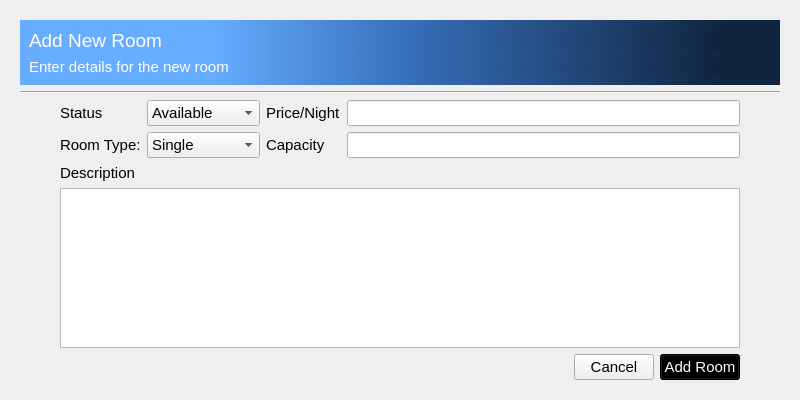
euuii/StayBook, file crud_dialog.ui: the form before one commit.
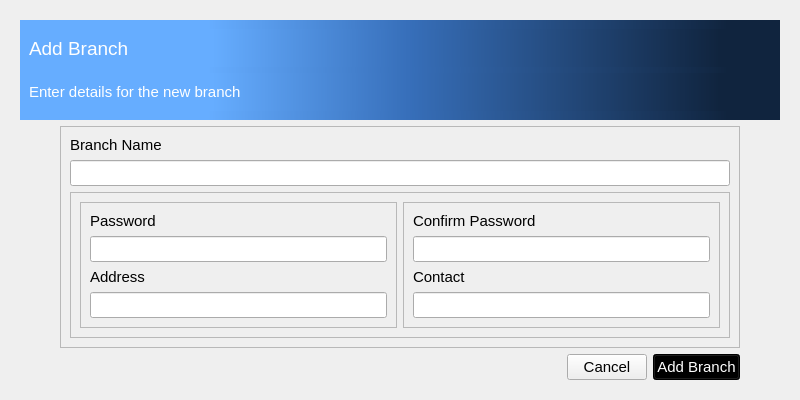
The form after the commit.

Patch:
```diff
--- a/crud_dialog.ui
+++ b/crud_dialog.ui
@@ -31,7 +31,7 @@
   <property name="windowTitle">
    <string>Dialog</string>
   </property>
-  <layout class="QVBoxLayout" name="verticalLayout_17">
+  <layout class="QVBoxLayout" name="verticalLayout_28">
    <item>
     <widget class="QStackedWidget" name="stackedWidget">
      <property name="font">
@@ -40,7 +40,7 @@
       </font>
      </property>
      <property name="currentIndex">
-      <number>1</number>
+      <number>4</number>
      </property>
      <widget class="QWidget" name="roomedit_page">
       <layout class="QVBoxLayout" name="verticalLayout_6">
@@ -1118,6 +1118,494 @@
        </item>
       </layout>
      </widget>
+     <widget class="QWidget" name="branchadd_page">
+      <layout class="QVBoxLayout" name="verticalLayout_18">
+       <item>
+        <widget class="QFrame" name="header_5">
+         <property name="styleSheet">
+          <string notr="true">background-color: qlineargradient(spread:pad, x1:0, y1:0, x2:0.931, y2:0, stop:0.265957 rgba(102, 173, 255, 255), stop:0.547872 rgba(55, 111, 186, 255), stop:1 rgba(16, 36, 62, 255));
+color: rgb(255, 255, 255);
+border: None;
+</string>
+         </property>
+         <property name="frameShape">
+          <enum>QFrame::Shape::StyledPanel</enum>
+         </property>
+         <property name="frameShadow">
+          <enum>QFrame::Shadow::Raised</enum>
+         </property>
+         <layout class="QVBoxLayout" name="verticalLayout_17">
+          <item>
+           <widget class="QLabel" name="label_31">
+            <property name="font">
+             <font>
+              <pointsize>14</pointsize>
+             </font>
+            </property>
+            <property name="text">
+             <string>Add Branch</string>
+            </property>
+           </widget>
+          </item>
+          <item>
+           <widget class="QLabel" name="label_32">
+            <property name="font">
+             <font>
+              <pointsize>11</pointsize>
+             </font>
+            </property>
+            <property name="text">
+             <string>Enter details for the new branch</string>
+            </property>
+           </widget>
+          </item>
+         </layout>
+        </widget>
+       </item>
+       <item>
+        <layout class="QHBoxLayout" name="body_5">
+         <item>
+          <spacer name="horizontalSpacer_19">
+           <property name="orientation">
+            <enum>Qt::Orientation::Horizontal</enum>
+           </property>
+           <property name="sizeType">
+            <enum>QSizePolicy::Policy::Fixed</enum>
+           </property>
+           <property name="sizeHint" stdset="0">
+            <size>
+             <width>40</width>
+             <height>20</height>
+            </size>
+           </property>
+          </spacer>
+         </item>
+         <item>
+          <widget class="QFrame" name="frame">
+           <property name="frameShape">
+            <enum>QFrame::Shape::StyledPanel</enum>
+           </property>
+           <property name="frameShadow">
+            <enum>QFrame::Shadow::Raised</enum>
+           </property>
+           <layout class="QVBoxLayout" name="verticalLayout_21">
+            <item>
+             <widget class="QLabel" name="label_33">
+              <property name="text">
+               <string>Branch Name</string>
+              </property>
+             </widget>
+            </item>
+            <item>
+             <widget class="QLineEdit" name="lineEdit_branchName"/>
+            </item>
+            <item>
+             <widget class="QFrame" name="frame_2">
+              <property name="frameShape">
+               <enum>QFrame::Shape::StyledPanel</enum>
+              </property>
+              <property name="frameShadow">
+               <enum>QFrame::Shadow::Raised</enum>
+              </property>
+              <layout class="QHBoxLayout" name="horizontalLayout_2">
+               <item>
+                <widget class="QFrame" name="frame_3">
+                 <property name="frameShape">
+                  <enum>QFrame::Shape::StyledPanel</enum>
+                 </property>
+                 <property name="frameShadow">
+                  <enum>QFrame::Shadow::Raised</enum>
+                 </property>
+                 <layout class="QVBoxLayout" name="verticalLayout_23">
+                  <item>
+                   <widget class="QLabel" name="label_34">
+                    <property name="text">
+                     <string>Password</string>
+                    </property>
+                   </widget>
+                  </item>
+                  <item>
+                   <widget class="QLineEdit" name="lineEdit_branchPass">
+                    <property name="echoMode">
+                     <enum>QLineEdit::EchoMode::Password</enum>
+                    </property>
+                   </widget>
+                  </item>
+                  <item>
+                   <widget class="QLabel" name="label_36">
+                    <property name="text">
+                     <string>Address</string>
+                    </property>
+                   </widget>
+                  </item>
+                  <item>
+                   <widget class="QLineEdit" name="lineEdit_branchAddress"/>
+                  </item>
+                 </layout>
+                </widget>
+               </item>
+               <item>
+                <widget class="QFrame" name="frame_4">
+                 <property name="frameShape">
+                  <enum>QFrame::Shape::StyledPanel</enum>
+                 </property>
+                 <property name="frameShadow">
+                  <enum>QFrame::Shadow::Raised</enum>
+                 </property>
+                 <layout class="QVBoxLayout" name="verticalLayout_22">
+                  <item>
+                   <widget class="QLabel" name="label_35">
+                    <property name="text">
+                     <string>Confirm Password</string>
+                    </property>
+                   </widget>
+                  </item>
+                  <item>
+                   <widget class="QLineEdit" name="lineEdit_branchConfPass">
+                    <property name="echoMode">
+                     <enum>QLineEdit::EchoMode::Password</enum>
+                    </property>
+                   </widget>
+                  </item>
+                  <item>
+                   <widget class="QLabel" name="label_37">
+                    <property name="text">
+                     <string>Contact</string>
+                    </property>
+                   </widget>
+                  </item>
+                  <item>
+                   <widget class="QLineEdit" name="lineEdit_branchContact"/>
+                  </item>
+                 </layout>
+                </widget>
+               </item>
+              </layout>
+             </widget>
+            </item>
+           </layout>
+          </widget>
+         </item>
+         <item>
+          <spacer name="horizontalSpacer_20">
+           <property name="orientation">
+            <enum>Qt::Orientation::Horizontal</enum>
+           </property>
+           <property name="sizeType">
+            <enum>QSizePolicy::Policy::Fixed</enum>
+           </property>
+           <property name="sizeHint" stdset="0">
+            <size>
+             <width>40</width>
+             <height>20</height>
+            </size>
+           </property>
+          </spacer>
+         </item>
+        </layout>
+       </item>
+       <item>
+        <layout class="QHBoxLayout" name="footer_5">
+         <item>
+          <spacer name="horizontalSpacer_17">
+           <property name="orientation">
+            <enum>Qt::Orientation::Horizontal</enum>
+           </property>
+           <property name="sizeHint" stdset="0">
+            <size>
+             <width>40</width>
+             <height>20</height>
+            </size>
+           </property>
+          </spacer>
+         </item>
+         <item>
+          <widget class="QPushButton" name="cancel_btn_5">
+           <property name="text">
+            <string>Cancel</string>
+           </property>
+          </widget>
+         </item>
+         <item>
+          <widget class="QPushButton" name="btn_addBranch">
+           <property name="font">
+            <font>
+             <pointsize>11</pointsize>
+            </font>
+           </property>
+           <property name="styleSheet">
+            <string notr="true">background-color: rgb(0, 0, 0);
+color: rgb(255, 255, 255);</string>
+           </property>
+           <property name="text">
+            <string>Add Branch</string>
+           </property>
+          </widget>
+         </item>
+         <item>
+          <spacer name="horizontalSpacer_18">
+           <property name="orientation">
+            <enum>Qt::Orientation::Horizontal</enum>
+           </property>
+           <property name="sizeType">
+            <enum>QSizePolicy::Policy::Fixed</enum>
+           </property>
+           <property name="sizeHint" stdset="0">
+            <size>
+             <width>40</width>
+             <height>20</height>
+            </size>
+           </property>
+          </spacer>
+         </item>
+        </layout>
+       </item>
+      </layout>
+     </widget>
+     <widget class="QWidget" name="branchedit_page">
+      <layout class="QVBoxLayout" name="verticalLayout_27">
+       <item>
+        <widget class="QFrame" name="header_6">
+         <property name="styleSheet">
+          <string notr="true">background-color: qlineargradient(spread:pad, x1:0, y1:0, x2:0.931, y2:0, stop:0.265957 rgba(102, 173, 255, 255), stop:0.547872 rgba(55, 111, 186, 255), stop:1 rgba(16, 36, 62, 255));
+color: rgb(255, 255, 255);
+border: None;
+</string>
+         </property>
+         <property name="frameShape">
+          <enum>QFrame::Shape::StyledPanel</enum>
+         </property>
+         <property name="frameShadow">
+          <enum>QFrame::Shadow::Raised</enum>
+         </property>
+         <layout class="QVBoxLayout" name="verticalLayout_19">
+          <item>
+           <widget class="QLabel" name="label_38">
+            <property name="font">
+             <font>
+              <pointsize>14</pointsize>
+             </font>
+            </property>
+            <property name="text">
+             <string>Edit Branch</string>
+            </property>
+           </widget>
+          </item>
+          <item>
+           <widget class="QLabel" name="label_39">
+            <property name="font">
+             <font>
+              <pointsize>11</pointsize>
+             </font>
+            </property>
+            <property name="text">
+             <string>Update branch information</string>
+            </property>
+           </widget>
+          </item>
+         </layout>
+        </widget>
+       </item>
+       <item>
+        <layout class="QHBoxLayout" name="body_6">
+         <item>
+          <spacer name="horizontalSpacer_21">
+           <property name="orientation">
+            <enum>Qt::Orientation::Horizontal</enum>
+           </property>
+           <property name="sizeType">
+            <enum>QSizePolicy::Policy::Fixed</enum>
+           </property>
+           <property name="sizeHint" stdset="0">
+            <size>
+             <width>40</width>
+             <height>20</height>
+            </size>
+           </property>
+          </spacer>
+         </item>
+         <item>
+          <widget class="QFrame" name="frame_5">
+           <property name="frameShape">
+            <enum>QFrame::Shape::StyledPanel</enum>
+           </property>
+           <property name="frameShadow">
+            <enum>QFrame::Shadow::Raised</enum>
+           </property>
+           <layout class="QVBoxLayout" name="verticalLayout_24">
+            <item>
+             <widget class="QLabel" name="label_40">
+              <property name="text">
+               <string>Branch Name</string>
+              </property>
+             </widget>
+            </item>
+            <item>
+             <widget class="QLineEdit" name="lineEdit_branchName_2"/>
+            </item>
+            <item>
+             <widget class="QFrame" name="frame_6">
+              <property name="frameShape">
+               <enum>QFrame::Shape::StyledPanel</enum>
+              </property>
+              <property name="frameShadow">
+               <enum>QFrame::Shadow::Raised</enum>
+              </property>
+              <layout class="QHBoxLayout" name="horizontalLayout_4">
+               <item>
+                <widget class="QFrame" name="frame_7">
+                 <property name="frameShape">
+                  <enum>QFrame::Shape::StyledPanel</enum>
+                 </property>
+                 <property name="frameShadow">
+                  <enum>QFrame::Shadow::Raised</enum>
+                 </property>
+                 <layout class="QVBoxLayout" name="verticalLayout_25">
+                  <item>
+                   <widget class="QLabel" name="label_41">
+                    <property name="text">
+                     <string>Password</string>
+                    </property>
+                   </widget>
+                  </item>
+                  <item>
+                   <widget class="QLineEdit" name="lineEdit_branchPass_2">
+                    <property name="echoMode">
+                     <enum>QLineEdit::EchoMode::Password</enum>
+                    </property>
+                   </widget>
+                  </item>
+                  <item>
+                   <widget class="QLabel" name="label_42">
+                    <property name="text">
+                     <string>Address</string>
+                    </property>
+                   </widget>
+                  </item>
+                  <item>
+                   <widget class="QLineEdit" name="lineEdit_branchAddress_2"/>
+                  </item>
+                 </layout>
+                </widget>
+               </item>
+               <item>
+                <widget class="QFrame" name="frame_8">
+                 <property name="frameShape">
+                  <enum>QFrame::Shape::StyledPanel</enum>
+                 </property>
+                 <property name="frameShadow">
+                  <enum>QFrame::Shadow::Raised</enum>
+                 </property>
+                 <layout class="QVBoxLayout" name="verticalLayout_26">
+                  <item>
+                   <widget class="QLabel" name="label_43">
+                    <property name="text">
+                     <string>Confirm Password</string>
+                    </property>
+                   </widget>
+                  </item>
+                  <item>
+                   <widget class="QLineEdit" name="lineEdit_branchConfPass_2">
+                    <property name="echoMode">
+                     <enum>QLineEdit::EchoMode::Password</enum>
+                    </property>
+                   </widget>
+                  </item>
+                  <item>
+                   <widget class="QLabel" name="label_44">
+                    <property name="text">
+                     <string>Contact</string>
+                    </property>
+                   </widget>
+                  </item>
+                  <item>
+                   <widget class="QLineEdit" name="lineEdit_branchContact_2"/>
+                  </item>
+                 </layout>
+                </widget>
+               </item>
+              </layout>
+             </widget>
+            </item>
+           </layout>
+          </widget>
+         </item>
+         <item>
+          <spacer name="horizontalSpacer_22">
+           <property name="orientation">
+            <enum>Qt::Orientation::Horizontal</enum>
+           </property>
+           <property name="sizeType">
+            <enum>QSizePolicy::Policy::Fixed</enum>
+           </property>
+           <property name="sizeHint" stdset="0">
+            <size>
+             <width>40</width>
+             <height>20</height>
+            </size>
+           </property>
+          </spacer>
+         </item>
+        </layout>
+       </item>
+       <item>
+        <layout class="QHBoxLayout" name="footer_6">
+         <item>
+          <spacer name="horizontalSpacer_23">
+           <property name="orientation">
+            <enum>Qt::Orientation::Horizontal</enum>
+           </property>
+           <property name="sizeHint" stdset="0">
+            <size>
+             <width>40</width>
+             <height>20</height>
+            </size>
+           </property>
+          </spacer>
+         </item>
+         <item>
+          <widget class="QPushButton" name="cancel_btn_6">
+           <property name="text">
+            <string>Cancel</string>
+           </property>
+          </widget>
+         </item>
+         <item>
+          <widget class="QPushButton" name="btn_updateBranch">
+           <property name="font">
+            <font>
+             <pointsize>11</pointsize>
+            </font>
+           </property>
+           <property name="styleSheet">
+            <string notr="true">background-color: rgb(0, 0, 0);
+color: rgb(255, 255, 255);</string>
+           </property>
+           <property name="text">
+            <string>Update Branch</string>
+           </property>
+          </widget>
+         </item>
+         <item>
+          <spacer name="horizontalSpacer_24">
+           <property name="orientation">
+            <enum>Qt::Orientation::Horizontal</enum>
+           </property>
+           <property name="sizeType">
+            <enum>QSizePolicy::Policy::Fixed</enum>
+           </property>
+           <property name="sizeHint" stdset="0">
+            <size>
+             <width>40</width>
+             <height>20</height>
+            </size>
+           </property>
+          </spacer>
+         </item>
+        </layout>
+       </item>
+      </layout>
+     </widget>
     </widget>
    </item>
   </layout>
```
Left out of the diff: 2 changed lines with no effect on the pictures.
